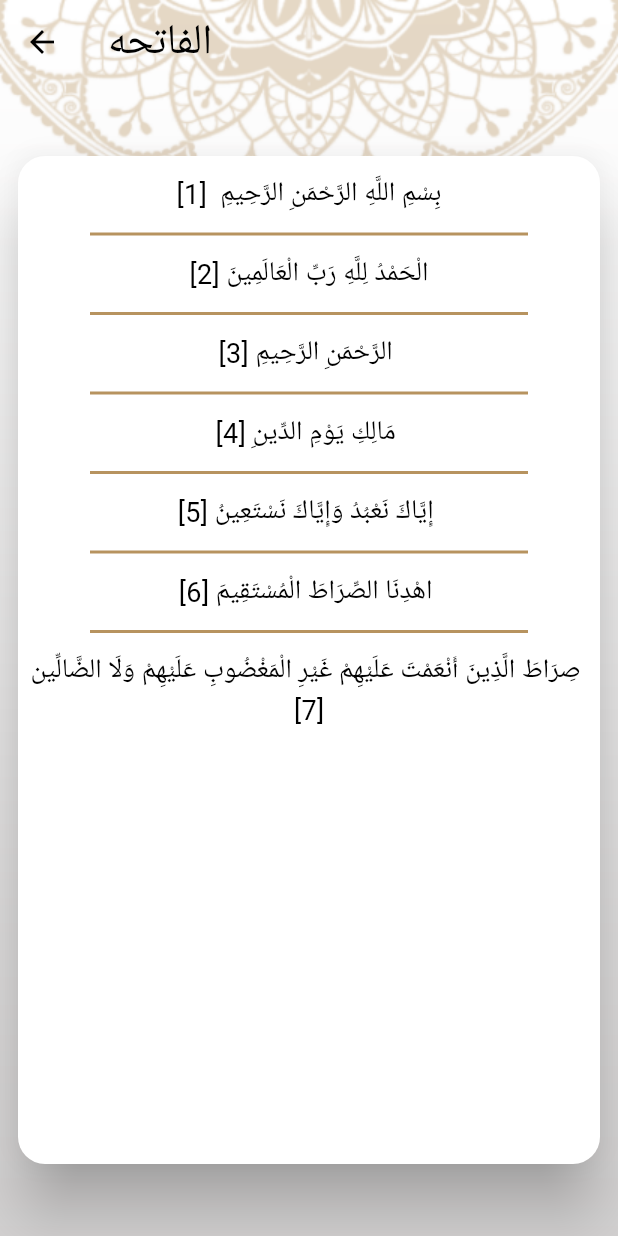
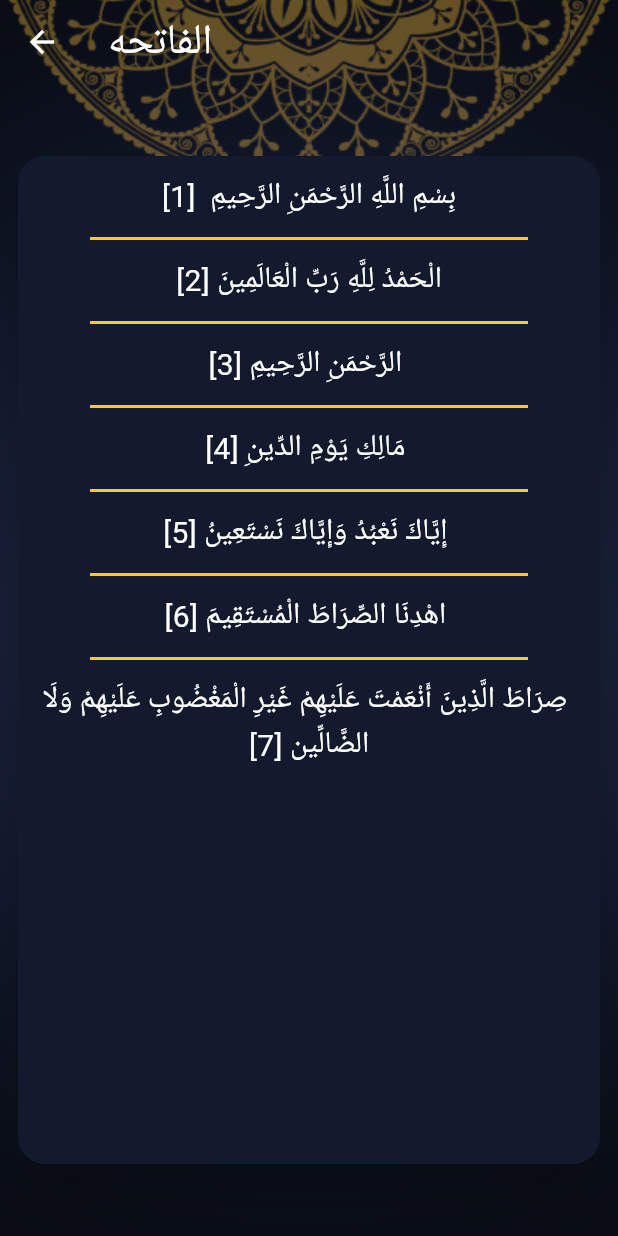
Before and after one commit to mohamednabiltraining/islami-c9-monOnline, a Flutter app: the screen it shows after launch, after a tap on "الفاتحه", on a phone screen of 412 x 824 dp. Run offline on Flutter 3.47's test engine with Material 2 defaults, Android fonts, the phone set to English and light mode, and no system bars.

Commit message:
+ theme + settingstab

```diff
--- /dev/null
+++ b/lib/MyThemeData.dart
@@ -0,0 +1,91 @@
+import 'package:flutter/material.dart';
+
+class MyThemeData {
+  static bool isDarkEnabled = true;
+  static Color lightPrimary = Color(0xFFB7935F);
+  static Color darkPrimary = Color(0xFF141A2E);
+  static Color darkSecondary = Color(0xFFFACC1D);
+
+  static final ThemeData lightTheme = ThemeData(
+      bottomSheetTheme: BottomSheetThemeData(backgroundColor: Colors.white),
+      textTheme: const TextTheme(
+          titleMedium: TextStyle(
+              fontSize: 25, color: Colors.black, fontWeight: FontWeight.w600),
+          titleSmall: TextStyle(
+            fontSize: 25,
+            fontWeight: FontWeight.w400,
+            color: Colors.black,
+          ),
+          bodyMedium: TextStyle(
+            fontSize: 20,
+            fontWeight: FontWeight.w400,
+            color: Colors.black,
+          )),
+      cardColor: Colors.white,
+      cardTheme: CardTheme(
+          surfaceTintColor: Colors.white,
+          color: Colors.white,
+          elevation: 18,
+          shape: RoundedRectangleBorder(
+            borderRadius: BorderRadius.circular(18),
+          )),
+      bottomNavigationBarTheme: BottomNavigationBarThemeData(
+          selectedItemColor: Colors.black,
+          selectedIconTheme: IconThemeData(size: 32),
+          unselectedItemColor: Colors.white),
+      scaffoldBackgroundColor: Colors.transparent,
+      appBarTheme: AppBarTheme(
+          iconTheme: IconThemeData(color: Colors.black),
+          color: Colors.transparent,
+          elevation: 0,
+          titleTextStyle: TextStyle(fontSize: 28, color: Colors.black)),
+      colorScheme: ColorScheme.fromSeed(
+          seedColor: Color(0xFFB7935F),
+          primary: Color(0xFFB7935F),
+          onPrimary: Colors.white,
+          secondary: Color(0xFFB7935F),
+          onSecondary: Colors.black,
+          background: Colors.white),
+      useMaterial3: true);
+  static final ThemeData darkTheme = ThemeData(
+      bottomSheetTheme: BottomSheetThemeData(backgroundColor: darkPrimary),
+      textTheme: const TextTheme(
+          titleMedium: TextStyle(
+              fontSize: 25, color: Colors.white, fontWeight: FontWeight.w600),
+          titleSmall: TextStyle(
+            fontSize: 25,
+            fontWeight: FontWeight.w400,
+            color: Colors.white,
+          ),
+          bodyMedium: TextStyle(
+            fontSize: 20,
+            fontWeight: FontWeight.w400,
+            color: Colors.white,
+          )),
+      cardColor: Colors.white,
+      cardTheme: CardTheme(
+          surfaceTintColor: Colors.transparent,
+          color: darkPrimary,
+          elevation: 18,
+          shape: RoundedRectangleBorder(
+            borderRadius: BorderRadius.circular(18),
+          )),
+      bottomNavigationBarTheme: BottomNavigationBarThemeData(
+          selectedItemColor: darkSecondary,
+          selectedIconTheme: IconThemeData(size: 32),
+          unselectedItemColor: Colors.white),
+      scaffoldBackgroundColor: Colors.transparent,
+      appBarTheme: AppBarTheme(
+          iconTheme: IconThemeData(color: Colors.white),
+          color: Colors.transparent,
+          elevation: 0,
+          titleTextStyle: TextStyle(fontSize: 28, color: Colors.white)),
+      colorScheme: ColorScheme.fromSeed(
+          seedColor: darkPrimary,
+          primary: darkPrimary,
+          onPrimary: Colors.white,
+          secondary: darkSecondary,
+          onSecondary: Colors.black,
+          background: darkPrimary),
+      useMaterial3: true);
+}
--- a/lib/chapterDetails/ChapterDetailsScreen.dart
+++ b/lib/chapterDetails/ChapterDetailsScreen.dart
@@ -1,5 +1,6 @@
 import 'package:flutter/material.dart';
 import 'package:flutter/services.dart';
+import 'package:islami_c9_mon/MyThemeData.dart';
 import 'package:islami_c9_mon/chapterDetails/VerseWidget.dart';
 
 class ChapterDetailsScreen extends StatefulWidget {
@@ -18,9 +19,11 @@ class _ChapterDetailsScreenState extends State<ChapterDetailsScreen> {
       loadFile(args.index); // 5s
     }
     return Container(
-        decoration: const BoxDecoration(
+        decoration: BoxDecoration(
             image: DecorationImage(
-                image: AssetImage('assets/images/main_background.png'),
+                image: AssetImage(MyThemeData.isDarkEnabled
+                    ? 'assets/images/main_background_dark.png'
+                    : 'assets/images/main_background.png'),
                 fit: BoxFit.fill)),
         child: Scaffold(
           appBar: AppBar(
@@ -36,8 +39,8 @@ class _ChapterDetailsScreenState extends State<ChapterDetailsScreen> {
                       },
                       itemCount: verses.length,
                       separatorBuilder: (context, index) => Container(
-                            margin: EdgeInsets.symmetric(horizontal: 48),
-                            color: Theme.of(context).primaryColor,
+                        margin: EdgeInsets.symmetric(horizontal: 48),
+                            color: Theme.of(context).colorScheme.secondary,
                             width: double.infinity,
                             height: 2,
                           )),
--- a/lib/chapterDetails/VerseWidget.dart
+++ b/lib/chapterDetails/VerseWidget.dart
@@ -15,7 +15,7 @@ class VerseWidget extends StatelessWidget {
           '$title [$index]',
           textAlign: TextAlign.center,
           textDirection: TextDirection.rtl,
-          style: TextStyle(fontSize: 18, color: Colors.black),
+          style: Theme.of(context).textTheme.bodyMedium,
         ));
   }
 }
--- a/lib/home/HomeScreen.dart
+++ b/lib/home/HomeScreen.dart
@@ -1,7 +1,9 @@
 import 'package:flutter/material.dart';
+import 'package:islami_c9_mon/MyThemeData.dart';
 import 'package:islami_c9_mon/home/hadeth/HadethTab.dart';
 import 'package:islami_c9_mon/home/quran/QuranTab.dart';
 import 'package:islami_c9_mon/home/radio/RadioTab.dart';
+import 'package:islami_c9_mon/home/settings/SettingsTab.dart';
 import 'package:islami_c9_mon/home/tasbeh/TasbehTab.dart';
 
 class HomeScreen extends StatefulWidget {
@@ -17,9 +19,11 @@ class _HomeScreenState extends State<HomeScreen> {
   @override
   Widget build(BuildContext context) {
     return Container(
-      decoration: const BoxDecoration(
+      decoration: BoxDecoration(
           image: DecorationImage(
-              image: AssetImage('assets/images/main_background.png'),
+              image: AssetImage(MyThemeData.isDarkEnabled
+                  ? 'assets/images/main_background_dark.png'
+                  : 'assets/images/main_background.png'),
               fit: BoxFit.fill)),
       child: Scaffold(
         appBar: AppBar(
@@ -51,6 +55,10 @@ class _HomeScreenState extends State<HomeScreen> {
                 backgroundColor: Theme.of(context).primaryColor,
                 icon: ImageIcon(AssetImage('assets/images/ic_radio.png')),
                 label: 'Radio'),
+            BottomNavigationBarItem(
+                backgroundColor: Theme.of(context).primaryColor,
+                icon: Icon(Icons.settings),
+                label: 'Settings'),
           ],
         ),
         body: tabs[selectedTabIndex],
@@ -58,5 +66,11 @@ class _HomeScreenState extends State<HomeScreen> {
     );
   }
 
-  List<Widget> tabs = [QuranTab(), HadethTab(), TasbehTab(), RadioTab()];
+  List<Widget> tabs = [
+    QuranTab(),
+    HadethTab(),
+    TasbehTab(),
+    RadioTab(),
+    SettingsTab()
+  ];
 }
--- a/lib/home/hadeth/HadethTitleWidget.dart
+++ b/lib/home/hadeth/HadethTitleWidget.dart
@@ -19,7 +19,7 @@ class HadethTitleWidget extends StatelessWidget {
           padding: EdgeInsets.symmetric(vertical: 8),
           child: Text(
             hadeth.title,
-            style: TextStyle(fontSize: 24, color: Colors.black),
+            style: Theme.of(context).textTheme.titleSmall,
           )),
     );
   }
--- a/lib/home/quran/ChapterTitleWidget.dart
+++ b/lib/home/quran/ChapterTitleWidget.dart
@@ -19,7 +19,7 @@ class ChapterTitleWidget extends StatelessWidget {
           padding: EdgeInsets.symmetric(vertical: 8),
           child: Text(
             title,
-            style: TextStyle(fontSize: 24, color: Colors.black),
+            style: Theme.of(context).textTheme.titleSmall,
           )),
     );
   }
--- a/lib/home/quran/QuranTab.dart
+++ b/lib/home/quran/QuranTab.dart
@@ -132,12 +132,11 @@ class QuranTab extends StatelessWidget {
             decoration: BoxDecoration(
                 border: Border.symmetric(
                     horizontal: BorderSide(
-                        width: 2, color: Theme.of(context).primaryColor))),
+                        width: 2,
+                        color: Theme.of(context).colorScheme.secondary))),
             width: double.infinity,
-            child: Text(
-              'Chapter Name',
-              style: TextStyle(color: Colors.black, fontSize: 24),
-            )),
+            child: Text('Chapter Name',
+                style: Theme.of(context).textTheme.titleMedium)),
         Expanded(
           flex: 3,
           child: ListView.separated(
@@ -146,7 +145,7 @@ class QuranTab extends StatelessWidget {
             },
             separatorBuilder: (context, index) => Container(
               margin: EdgeInsets.symmetric(horizontal: 48),
-              color: Theme.of(context).primaryColor,
+              color: Theme.of(context).colorScheme.secondary,
               width: double.infinity,
               height: 2,
             ),
--- a/lib/main.dart
+++ b/lib/main.dart
@@ -1,4 +1,5 @@
 import 'package:flutter/material.dart';
+import 'package:islami_c9_mon/MyThemeData.dart';
 import 'package:islami_c9_mon/chapterDetails/ChapterDetailsScreen.dart';
 import 'package:islami_c9_mon/hadethDetails/HadethDetailsScreen.dart';
 import 'package:islami_c9_mon/home/HomeScreen.dart';
@@ -15,33 +16,9 @@ class MyApp extends StatelessWidget {
   Widget build(BuildContext context) {
     return MaterialApp(
       title: 'Flutter Demo',
-      theme: ThemeData(
-          cardColor: Colors.white,
-          cardTheme: CardTheme(
-              surfaceTintColor: Colors.white,
-              color: Colors.white,
-              elevation: 18,
-              shape: RoundedRectangleBorder(
-                borderRadius: BorderRadius.circular(18),
-              )),
-          bottomNavigationBarTheme: BottomNavigationBarThemeData(
-              selectedItemColor: Colors.black,
-              selectedIconTheme: IconThemeData(size: 32),
-              unselectedItemColor: Colors.white),
-          scaffoldBackgroundColor: Colors.transparent,
-          appBarTheme: AppBarTheme(
-              iconTheme: IconThemeData(color: Colors.black),
-              color: Colors.transparent,
-              elevation: 0,
-              titleTextStyle: TextStyle(fontSize: 28, color: Colors.black)),
-          colorScheme: ColorScheme.fromSeed(
-            seedColor: Color(0xFFB7935F),
-            primary: Color(0xFFB7935F),
-            onPrimary: Colors.white,
-            secondary: Color(0xFFB7935F),
-            onSecondary: Colors.black,
-          ),
-          useMaterial3: true),
+      theme: MyThemeData.lightTheme,
+      darkTheme: MyThemeData.darkTheme,
+      themeMode: ThemeMode.dark,
       initialRoute: HomeScreen.routeName,
       routes: {
         HomeScreen.routeName: (_) => HomeScreen(),
```
Also changed, not shown: lib/hadethDetails/HadethDetailsScreen.dart (+6 -3 lines), lib/home/hadeth/HadethTab.dart (+5 -6 lines), lib/home/settings/LanguageBottomSheet.dart (added, +49 -0 lines), lib/home/settings/SettingsTab.dart (added, +75 -0 lines), lib/home/settings/ThemeBottomSheet.dart (added, +46 -0 lines), assets/images/main_background_dark.png (added), 2 other files.
